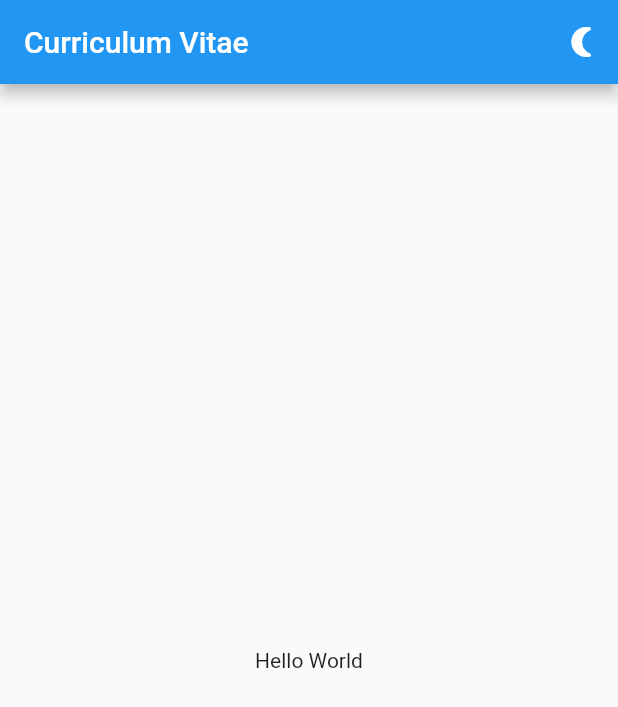
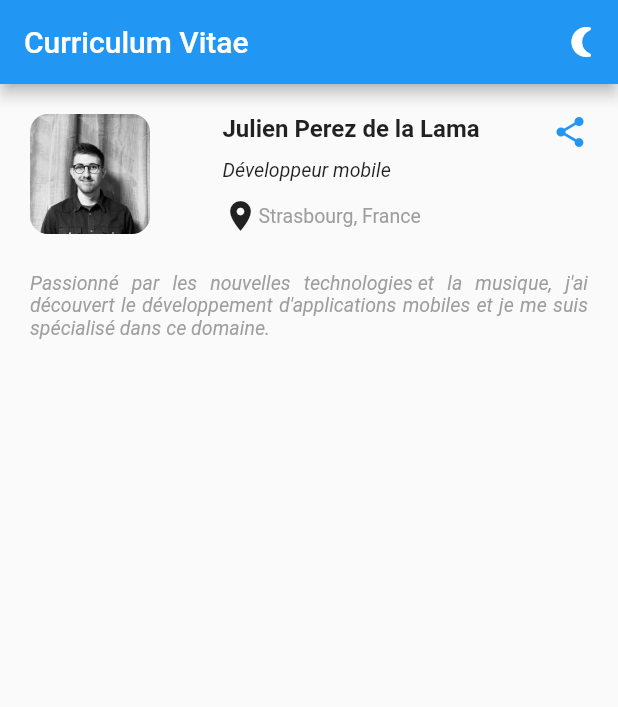
Before and after one commit to PerezdelaLamaJulien/app_cv, a Flutter app: the screen it shows after launch, on a phone screen of 412 x 824 dp. Shown: the top 707 px of the screen. Run offline on Flutter 3.47's test engine with Material 2 defaults, Android fonts, the phone set to English and light mode, and no system bars.

Commit message:
Ajout de la Vue Réssumé

```diff
--- a/lib/theme.dart
+++ b/lib/theme.dart
@@ -1,3 +1,4 @@
+import 'package:app_cv/views/resume.dart';
 import 'package:flutter/material.dart';
 
 ThemeData _lightTheme = ThemeData(
@@ -49,8 +50,6 @@ class _DarkLightThemeState extends State<DarkLightTheme> {
                 IconButton(icon: iconTheme, onPressed: () => _changeTheme()),
               ],
             ),
-        body: Center(child: Text("Hello World")),
-      ),
-    );
+            body: Resume()));
   }
 }
--- /dev/null
+++ b/lib/views/resume.dart
@@ -0,0 +1,73 @@
+import 'package:flutter/material.dart';
+
+class Resume extends StatelessWidget {
+  @override
+  Widget build(BuildContext context) {
+    return Container(
+        height: 190,
+        padding: EdgeInsets.all(20),
+        child: Column(
+          mainAxisAlignment: MainAxisAlignment.spaceBetween,
+          children: <Widget>[
+            Row(
+              crossAxisAlignment: CrossAxisAlignment.start,
+              mainAxisAlignment: MainAxisAlignment.spaceBetween,
+              children: [
+                ClipRRect(
+                  borderRadius: BorderRadius.circular(12.0),
+                  child: Image(
+                    image: AssetImage('assets/photocv.jpg'),
+                    height: 80.0,
+                    width: 80.0,
+                    fit: BoxFit.cover,
+                  ),
+                ),
+                SizedBox(
+                  height: 80,
+                  child: Column(
+                    crossAxisAlignment: CrossAxisAlignment.start,
+                    mainAxisAlignment: MainAxisAlignment.spaceBetween,
+                    children: <Widget>[
+                      Text(
+                        "Julien Perez de la Lama",
+                        style: TextStyle(
+                            fontSize: 16, fontWeight: FontWeight.bold),
+                      ),
+                      Text("Développeur mobile",
+                          style: TextStyle(
+                              fontStyle: FontStyle.italic, fontSize: 13)),
+                      Row(
+                        children: <Widget>[
+                          Icon(Icons.location_on),
+                          Text(
+                            "Strasbourg, France",
+                            style: TextStyle(color: Colors.grey, fontSize: 13),
+                          ),
+                        ],
+                      )
+                    ],
+                  ),
+                ),
+                IconButton(
+                  padding: EdgeInsets.all(0),
+                  constraints: BoxConstraints(),
+                  icon: Icon(Icons.share, color: ThemeData().accentColor),
+                  onPressed: () => {},
+                  tooltip: "Partager",
+                )
+              ],
+            ),
+            Container(
+              child: Text(
+                "Passionné par les nouvelles technologies et la musique, j'ai découvert le développement d'applications mobiles et je me suis spécialisé dans ce domaine.",
+                textAlign: TextAlign.justify,
+                style: TextStyle(
+                    fontStyle: FontStyle.italic,
+                    color: Colors.grey,
+                    fontSize: 13),
+              ),
+            ),
+          ],
+        ));
+  }
+}
```
Also changed, not shown: pubspec.yaml (+6 -52 lines), assets/photocv.jpg (added), fonts/Lato-Bold.ttf (added), fonts/Lato-BoldItalic.ttf (added), fonts/Lato-Italic.ttf (added), fonts/Lato-Light.ttf (added), fonts/Lato-LightItalic.ttf (added), fonts/Lato-Regular.ttf (added), fonts/Lato-Thin.ttf (added), fonts/Lato-ThinItalic.ttf (added). Lines whose indentation alone changed are shown as unchanged.
